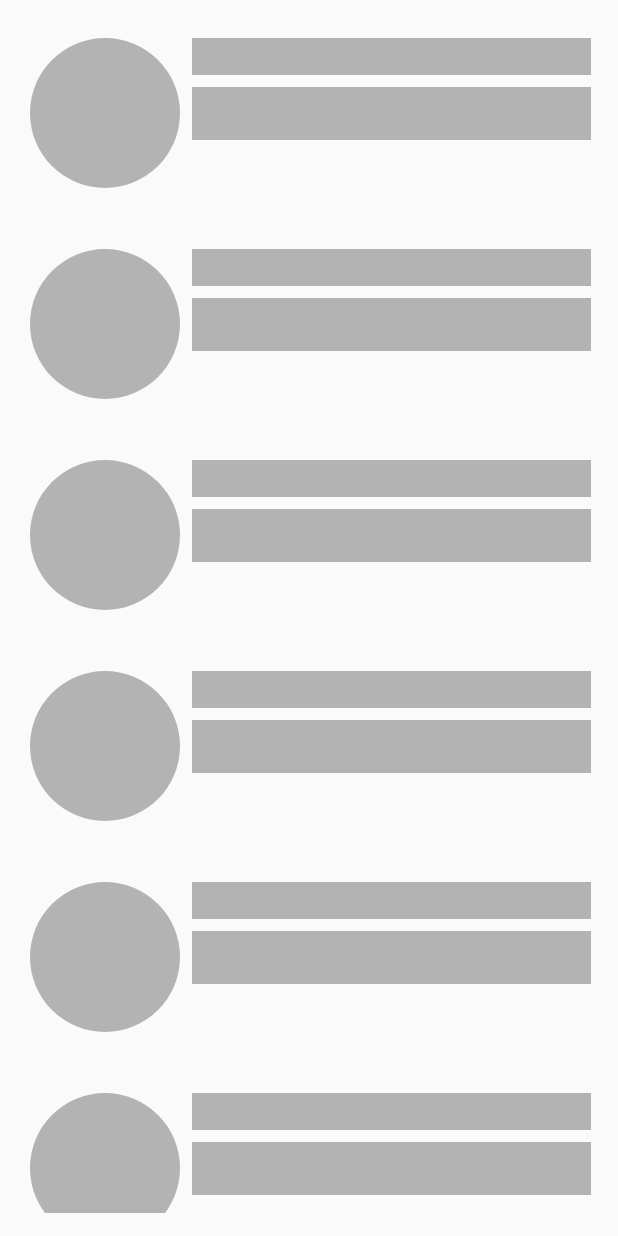
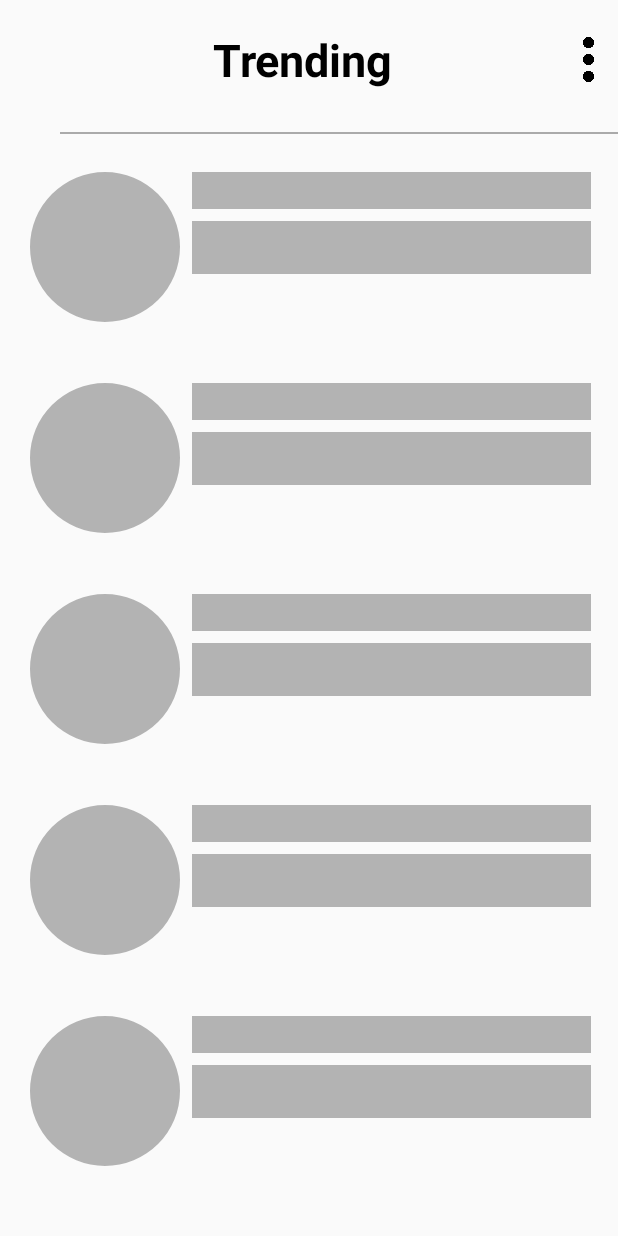
Before and after one commit to AhmadAyyaz1993/MVP-sample-TDD, an Android app: the screen it shows after launch (MainActivity), on a phone screen of 412 x 824 dp. Run offline under Robolectric (Android 15) with nearby library versions, the phone set to English and light mode, and no system bars; our stand-ins replace Dagger/Hilt's generated code, Shimmer; libraries missing offline, so code that uses them is left out: moxy.presenter; pictures from the network do not load.

```diff
--- a/app/src/main/res/layout/activity_main.xml
+++ b/app/src/main/res/layout/activity_main.xml
@@ -6,6 +6,38 @@
     android:layout_height="match_parent"
     android:orientation="vertical"
     tools:context=".MainActivity">
+
+    <LinearLayout
+        android:layout_width="match_parent"
+        android:layout_height="wrap_content"
+        android:gravity="center"
+        android:weightSum="1"
+        android:orientation="horizontal">
+        <TextView
+            android:layout_width="0dp"
+            android:layout_height="80dp"
+            android:text="Trending"
+            android:gravity="center"
+            android:textStyle="bold"
+            android:layout_marginLeft="30dp"
+            android:layout_weight="0.90"
+            android:textSize="30dp"
+            android:textColor="@color/black"
+            />
+        <ImageView
+            android:id="@+id/action_menu"
+            android:layout_width="0dp"
+            android:layout_height="30dp"
+            android:layout_weight="0.10"
+            android:src="@drawable/menu"
+            />
+    </LinearLayout>
+    <View
+        android:layout_width="match_parent"
+        android:layout_height="1dp"
+        android:layout_marginTop="8dp"
+        android:layout_marginLeft="40dp"
+        android:background="@android:color/darker_gray"/>
 
     <com.facebook.shimmer.ShimmerFrameLayout
         android:id="@+id/shimmerLayout"
```
Also changed, not shown: app/src/main/java/evonative/app/com/sadapaytest/MainActivity.kt (+26 -1 lines), app/src/main/java/evonative/app/com/sadapaytest/ui/ReposAdapter.kt (+11 -1 lines), app/src/main/res/layout/item_repo.xml (+50 -1 lines), app/src/main/res/menu/popup_menu_list.xml (added, +8 -0 lines), app/src/main/res/drawable/menu.png (added).
